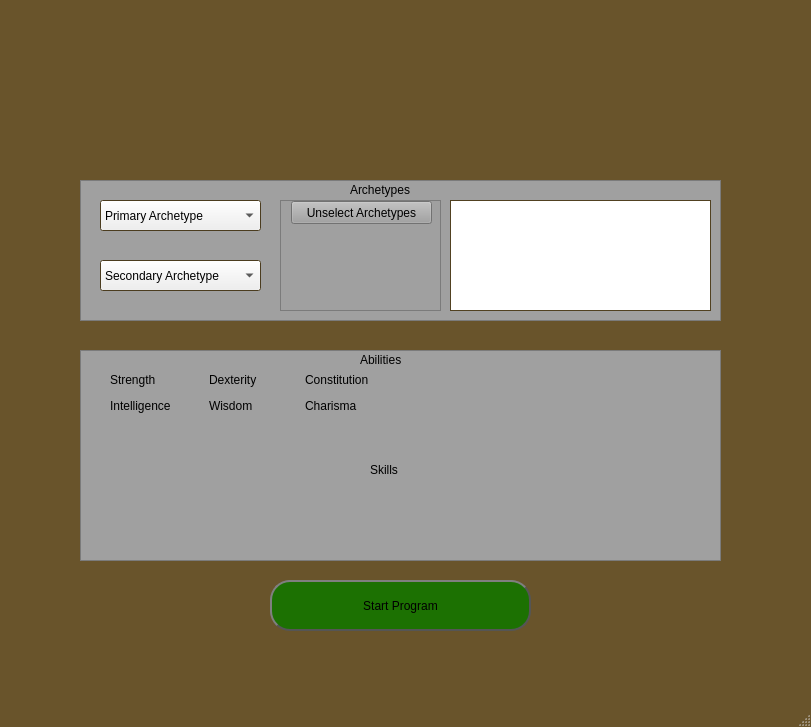
This is FirstDraft/Visuals/QtFiles/SelectorMenu.ui in BenPidge/Dissertation-Repository as Qt 5 draws it before an edit. The edited form follows.
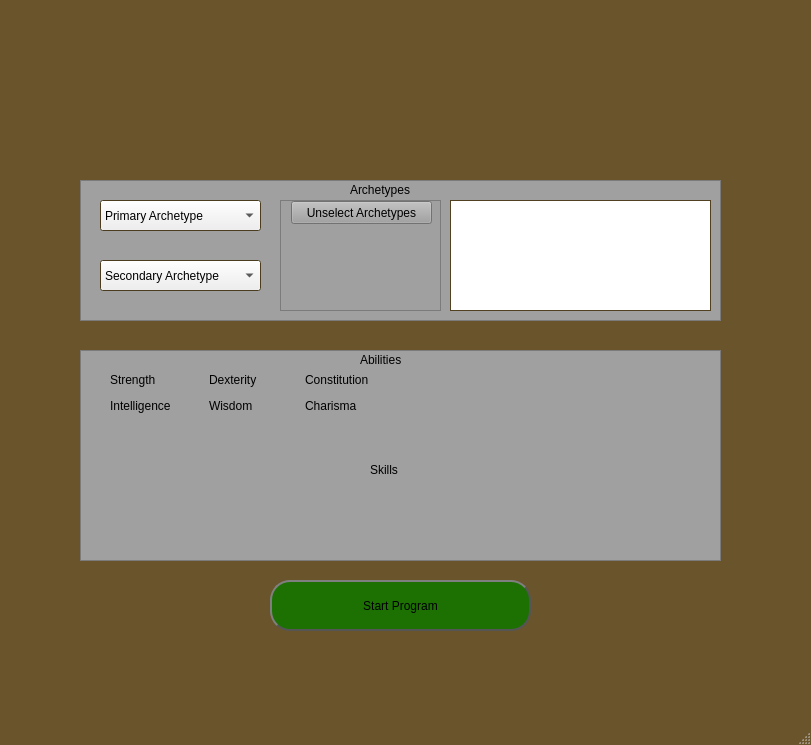
This is the edited form. Icons and pictures are not drawn.

Patch:
```diff
--- a/FirstDraft/Visuals/QtFiles/SelectorMenu.ui
+++ b/FirstDraft/Visuals/QtFiles/SelectorMenu.ui
@@ -7,7 +7,7 @@
     <x>0</x>
     <y>0</y>
     <width>811</width>
-    <height>727</height>
+    <height>745</height>
    </rect>
   </property>
   <property name="palette">
@@ -676,9 +676,9 @@
     <property name="geometry">
      <rect>
       <x>210</x>
-      <y>670</y>
+      <y>675</y>
       <width>401</width>
-      <height>31</height>
+      <height>50</height>
      </rect>
     </property>
     <property name="layoutDirection">
```
